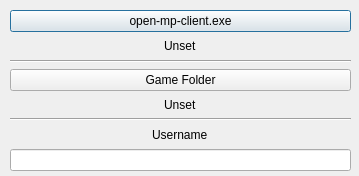
Before: the Qt Designer form assets/ui/settings.ui in dzmtrzz/alt-omp-launcher, drawn with Qt 5.
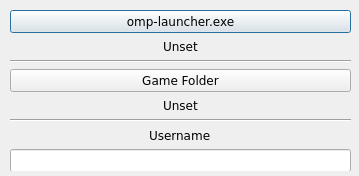
After: the same form once the commit is applied.

What changed in the file:
```diff
--- a/assets/ui/settings.ui
+++ b/assets/ui/settings.ui
@@ -28,6 +28,11 @@
     <height>176</height>
    </size>
   </property>
+  <property name="font">
+   <font>
+    <family>Verdana</family>
+   </font>
+  </property>
   <property name="windowTitle">
    <string>Dialog</string>
   </property>
@@ -72,7 +77,7 @@
     <item row="0" column="0">
      <widget class="QPushButton" name="pushButtonOMP">
       <property name="text">
-       <string>open-mp-client.exe</string>
+       <string>omp-launcher.exe</string>
       </property>
      </widget>
     </item>
```
